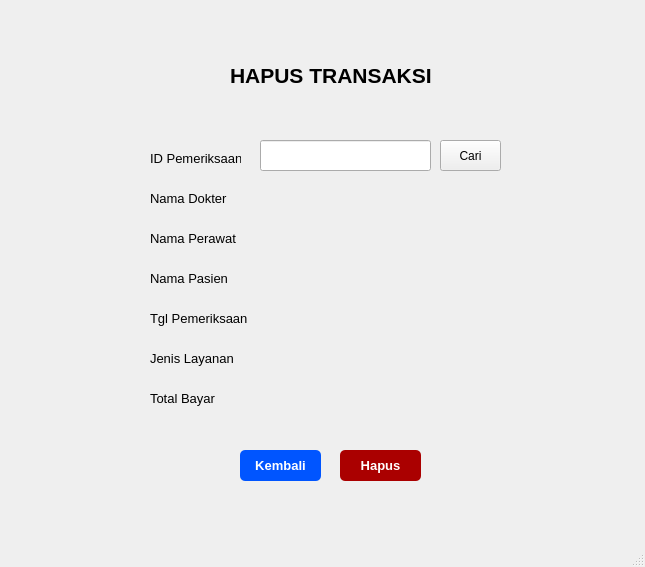
First picture: the form in form_delete_data_transaksi.ui, repository naylasalsdev-project/SudiKasusUAS, before the edit.
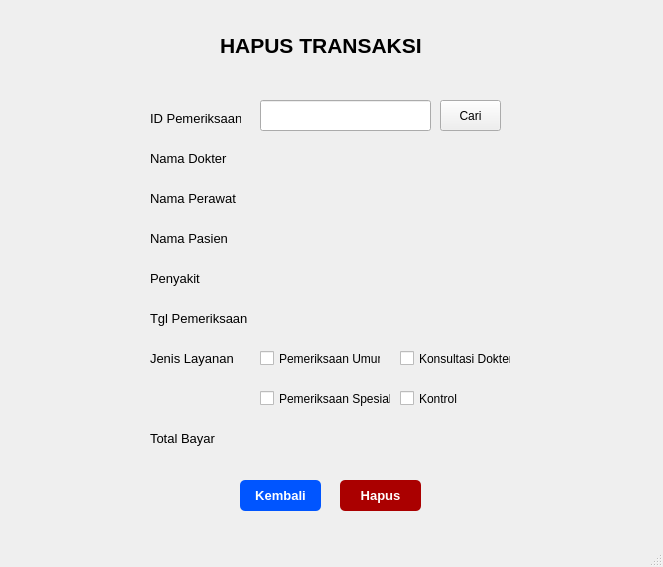
Second picture: the form after the edit.

```diff
--- a/form_delete_data_transaksi.ui
+++ b/form_delete_data_transaksi.ui
@@ -6,7 +6,7 @@
    <rect>
     <x>0</x>
     <y>0</y>
-    <width>645</width>
+    <width>663</width>
     <height>567</height>
    </rect>
   </property>
@@ -14,124 +14,24 @@
    <string>MainWindow</string>
   </property>
   <widget class="QWidget" name="centralwidget">
-   <widget class="QPushButton" name="pushButton">
+   <widget class="QCheckBox" name="checkBox_4">
     <property name="geometry">
      <rect>
-      <x>440</x>
-      <y>140</y>
-      <width>61</width>
-      <height>31</height>
-     </rect>
-    </property>
-    <property name="text">
-     <string>Cari</string>
-    </property>
-   </widget>
-   <widget class="QLabel" name="label_4">
-    <property name="geometry">
-     <rect>
-      <x>150</x>
-      <y>190</y>
-      <width>91</width>
-      <height>16</height>
-     </rect>
-    </property>
-    <property name="font">
-     <font>
-      <pointsize>10</pointsize>
-     </font>
-    </property>
-    <property name="text">
-     <string>Nama Dokter</string>
-    </property>
-   </widget>
-   <widget class="QLineEdit" name="lineEdit">
-    <property name="geometry">
-     <rect>
-      <x>260</x>
-      <y>140</y>
-      <width>171</width>
-      <height>31</height>
-     </rect>
-    </property>
-   </widget>
-   <widget class="QLabel" name="label_6">
-    <property name="geometry">
-     <rect>
-      <x>150</x>
-      <y>310</y>
-      <width>111</width>
-      <height>16</height>
-     </rect>
-    </property>
-    <property name="font">
-     <font>
-      <pointsize>10</pointsize>
-     </font>
-    </property>
-    <property name="text">
-     <string>Tgl Pemeriksaan</string>
-    </property>
-   </widget>
-   <widget class="QLabel" name="label_5">
-    <property name="geometry">
-     <rect>
-      <x>150</x>
-      <y>230</y>
-      <width>91</width>
-      <height>16</height>
-     </rect>
-    </property>
-    <property name="font">
-     <font>
-      <pointsize>10</pointsize>
-     </font>
-    </property>
-    <property name="text">
-     <string>Nama Perawat</string>
-    </property>
-   </widget>
-   <widget class="QLabel" name="label_2">
-    <property name="geometry">
-     <rect>
-      <x>150</x>
-      <y>150</y>
-      <width>91</width>
-      <height>16</height>
-     </rect>
-    </property>
-    <property name="font">
-     <font>
-      <pointsize>10</pointsize>
-     </font>
-    </property>
-    <property name="text">
-     <string>ID Pemeriksaan</string>
-    </property>
-   </widget>
-   <widget class="QLabel" name="label_8">
-    <property name="geometry">
-     <rect>
-      <x>150</x>
+      <x>400</x>
       <y>390</y>
-      <width>91</width>
-      <height>16</height>
+      <width>70</width>
+      <height>17</height>
      </rect>
     </property>
-    <property name="font">
-     <font>
-      <pointsize>10</pointsize>
-     </font>
-    </property>
     <property name="text">
-     <string>Total Bayar</string>
+     <string>Kontrol</string>
     </property>
    </widget>
    <widget class="QLabel" name="label_3">
     <property name="geometry">
      <rect>
       <x>150</x>
-      <y>270</y>
+      <y>230</y>
       <width>91</width>
       <height>16</height>
      </rect>
@@ -163,39 +63,29 @@
      <string>Jenis Layanan</string>
     </property>
    </widget>
-   <widget class="QPushButton" name="pushButton_4">
+   <widget class="QLabel" name="label_5">
     <property name="geometry">
      <rect>
-      <x>240</x>
-      <y>450</y>
-      <width>81</width>
-      <height>31</height>
+      <x>150</x>
+      <y>190</y>
+      <width>91</width>
+      <height>16</height>
      </rect>
     </property>
     <property name="font">
      <font>
       <pointsize>10</pointsize>
-      <weight>75</weight>
-      <bold>true</bold>
      </font>
     </property>
-    <property name="styleSheet">
-     <string notr="true">QPushButton {
-    background-color: rgb(0, 85, 255);
-    color: white;
-    border-radius: 5px;   
-    padding: 6px;           
-}</string>
-    </property>
     <property name="text">
-     <string>Kembali</string>
+     <string>Nama Perawat</string>
     </property>
    </widget>
    <widget class="QLabel" name="label">
     <property name="geometry">
      <rect>
-      <x>230</x>
-      <y>60</y>
+      <x>220</x>
+      <y>30</y>
       <width>231</width>
       <height>31</height>
      </rect>
@@ -211,11 +101,129 @@
      <string>HAPUS TRANSAKSI</string>
     </property>
    </widget>
+   <widget class="QLabel" name="label_4">
+    <property name="geometry">
+     <rect>
+      <x>150</x>
+      <y>150</y>
+      <width>91</width>
+      <height>16</height>
+     </rect>
+    </property>
+    <property name="font">
+     <font>
+      <pointsize>10</pointsize>
+     </font>
+    </property>
+    <property name="text">
+     <string>Nama Dokter</string>
+    </property>
+   </widget>
+   <widget class="QLabel" name="label_2">
+    <property name="geometry">
+     <rect>
+      <x>150</x>
+      <y>110</y>
+      <width>91</width>
+      <height>16</height>
+     </rect>
+    </property>
+    <property name="font">
+     <font>
+      <pointsize>10</pointsize>
+     </font>
+    </property>
+    <property name="text">
+     <string>ID Pemeriksaan</string>
+    </property>
+   </widget>
+   <widget class="QPushButton" name="pushButton_4">
+    <property name="geometry">
+     <rect>
+      <x>240</x>
+      <y>480</y>
+      <width>81</width>
+      <height>31</height>
+     </rect>
+    </property>
+    <property name="font">
+     <font>
+      <pointsize>10</pointsize>
+      <weight>75</weight>
+      <bold>true</bold>
+     </font>
+    </property>
+    <property name="styleSheet">
+     <string notr="true">QPushButton {
+    background-color: rgb(0, 85, 255);
+    color: white;
+    border-radius: 5px;   
+    padding: 6px;           
+}</string>
+    </property>
+    <property name="text">
+     <string>Kembali</string>
+    </property>
+   </widget>
+   <widget class="QLabel" name="label_6">
+    <property name="geometry">
+     <rect>
+      <x>150</x>
+      <y>310</y>
+      <width>111</width>
+      <height>16</height>
+     </rect>
+    </property>
+    <property name="font">
+     <font>
+      <pointsize>10</pointsize>
+     </font>
+    </property>
+    <property name="text">
+     <string>Tgl Pemeriksaan</string>
+    </property>
+   </widget>
+   <widget class="QLineEdit" name="lineEdit">
+    <property name="geometry">
+     <rect>
+      <x>260</x>
+      <y>100</y>
+      <width>171</width>
+      <height>31</height>
+     </rect>
+    </property>
+   </widget>
+   <widget class="QCheckBox" name="checkBox">
+    <property name="geometry">
+     <rect>
+      <x>260</x>
+      <y>350</y>
+      <width>121</width>
+      <height>17</height>
+     </rect>
+    </property>
+    <property name="text">
+     <string>Pemeriksaan Umum</string>
+    </property>
+   </widget>
+   <widget class="QCheckBox" name="checkBox_2">
+    <property name="geometry">
+     <rect>
+      <x>260</x>
+      <y>390</y>
+      <width>131</width>
+      <height>17</height>
+     </rect>
+    </property>
+    <property name="text">
+     <string>Pemeriksaan Spesialis</string>
+    </property>
+   </widget>
    <widget class="QPushButton" name="pushButton_3">
     <property name="geometry">
      <rect>
       <x>340</x>
-      <y>450</y>
+      <y>480</y>
       <width>81</width>
       <height>31</height>
      </rect>
@@ -239,24 +247,73 @@
      <string>Hapus</string>
     </property>
    </widget>
+   <widget class="QCheckBox" name="checkBox_3">
+    <property name="geometry">
+     <rect>
+      <x>400</x>
+      <y>350</y>
+      <width>111</width>
+      <height>17</height>
+     </rect>
+    </property>
+    <property name="text">
+     <string>Konsultasi Dokter</string>
+    </property>
+   </widget>
+   <widget class="QPushButton" name="pushButton">
+    <property name="geometry">
+     <rect>
+      <x>440</x>
+      <y>100</y>
+      <width>61</width>
+      <height>31</height>
+     </rect>
+    </property>
+    <property name="text">
+     <string>Cari</string>
+    </property>
+   </widget>
+   <widget class="QLabel" name="label_8">
+    <property name="geometry">
+     <rect>
+      <x>150</x>
+      <y>430</y>
+      <width>91</width>
+      <height>16</height>
+     </rect>
+    </property>
+    <property name="font">
+     <font>
+      <pointsize>10</pointsize>
+     </font>
+    </property>
+    <property name="text">
+     <string>Total Bayar</string>
+    </property>
+   </widget>
    <widget class="QLabel" name="label_9">
     <property name="geometry">
      <rect>
-      <x>260</x>
-      <y>180</y>
-      <width>241</width>
-      <height>31</height>
+      <x>150</x>
+      <y>270</y>
+      <width>91</width>
+      <height>16</height>
      </rect>
     </property>
+    <property name="font">
+     <font>
+      <pointsize>10</pointsize>
+     </font>
+    </property>
     <property name="text">
-     <string/>
+     <string>Penyakit</string>
     </property>
    </widget>
    <widget class="QLabel" name="label_10">
     <property name="geometry">
      <rect>
       <x>260</x>
-      <y>220</y>
+      <y>140</y>
       <width>241</width>
       <height>31</height>
      </rect>
@@ -269,7 +326,7 @@
     <property name="geometry">
      <rect>
       <x>260</x>
-      <y>260</y>
+      <y>180</y>
       <width>241</width>
       <height>31</height>
      </rect>
@@ -282,7 +339,7 @@
     <property name="geometry">
      <rect>
       <x>260</x>
-      <y>300</y>
+      <y>220</y>
       <width>241</width>
       <height>31</height>
      </rect>
@@ -295,7 +352,7 @@
     <property name="geometry">
      <rect>
       <x>260</x>
-      <y>340</y>
+      <y>260</y>
       <width>241</width>
       <height>31</height>
      </rect>
@@ -308,7 +365,20 @@
     <property name="geometry">
      <rect>
       <x>260</x>
-      <y>380</y>
+      <y>300</y>
+      <width>241</width>
+      <height>31</height>
+     </rect>
+    </property>
+    <property name="text">
+     <string/>
+    </property>
+   </widget>
+   <widget class="QLabel" name="label_15">
+    <property name="geometry">
+     <rect>
+      <x>260</x>
+      <y>420</y>
       <width>241</width>
       <height>31</height>
      </rect>
@@ -323,7 +393,7 @@
     <rect>
      <x>0</x>
      <y>0</y>
-     <width>645</width>
+     <width>663</width>
      <height>21</height>
     </rect>
    </property>
```
